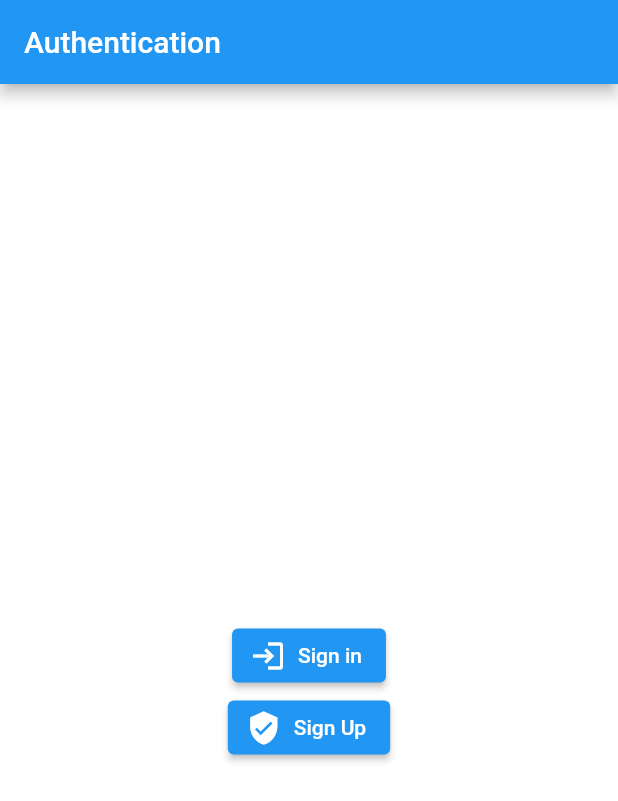
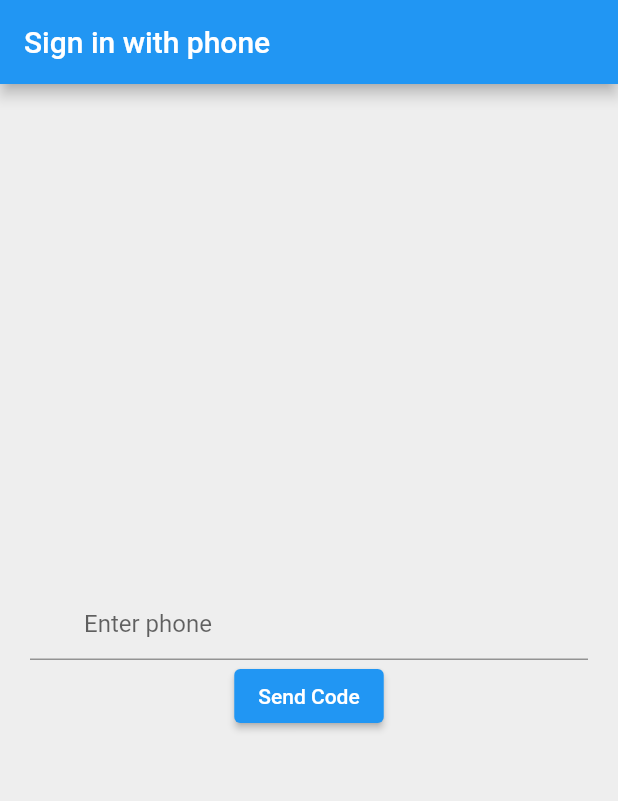
Before and after one commit to soutruoshim/flutter_fundamental_kh_v1, a Flutter app: the screen it shows after launch, on a phone screen of 412 x 824 dp. Shown: the top 801 px of the screen. Run offline on Flutter 3.47's test engine with Material 2 defaults, Android fonts, the light colour scheme and no system bars; our stand-ins replace cloud_firestore, firebase_auth, firebase_core, flutter_secure_storage, shared_preferences, sqflite; accounts and stored records are empty.

Commit message:
signin with phone

```diff
--- a/lib/main.dart
+++ b/lib/main.dart
@@ -16,6 +16,7 @@ import 'package:flutter_v2_v1_kh/v2/asynchronous_futurebuilder_api.dart';
 import 'package:flutter_v2_v1_kh/v2/files_shareref_securi/file_page.dart';
 import 'package:flutter_v2_v1_kh/v2/firebase/home.dart';
 import 'package:flutter_v2_v1_kh/v2/firebase_auth_email/home_auth.dart';
+import 'package:flutter_v2_v1_kh/v2/firebase_auth_phone/sigin_page_firebase.dart';
 import 'package:flutter_v2_v1_kh/v2/storages/storages.dart';
 
 import 'v1/collections.dart';
@@ -55,7 +56,7 @@ class MyApp extends StatelessWidget {
           );
         }
         if (snapshot.connectionState == ConnectionState.done) {
-          return _buildMaterial(FirebaseAuthHomePage());
+          return _buildMaterial(SignInPagePhoneFirebase());
         } else {
           return _buildMaterial(Center(
             child: Scaffold(body: CircularProgressIndicator()),
--- /dev/null
+++ b/lib/v2/firebase_auth_phone/sigin_page_firebase.dart
@@ -0,0 +1,146 @@
+import 'package:firebase_auth/firebase_auth.dart' as auth;
+import 'package:flutter/material.dart';
+
+import 'article_page_more.dart';
+
+
+class SignInPagePhoneFirebase extends StatefulWidget {
+  SignInPagePhoneFirebase({super.key});
+
+  @override
+  State<SignInPagePhoneFirebase> createState() => _SignInPagePhoneFirebaseState();
+}
+
+class _SignInPagePhoneFirebaseState extends State<SignInPagePhoneFirebase> {
+
+  TextEditingController _phoneCtrl = TextEditingController();
+
+  @override
+  void initState() {
+    // TODO: implement initState
+    super.initState();
+  }
+
+  @override
+  Widget build(BuildContext context) {
+    return Scaffold(
+      appBar: _buildAppBar,
+      body: _buildBody,
+    );
+  }
+
+  AppBar get _buildAppBar {
+    return AppBar(
+      title: Text("Sign in with phone"),
+    );
+  }
+
+
+
+  Widget get _buildBody {
+    return Container(
+      color: Colors.grey[200],
+      alignment: Alignment.center,
+      padding: EdgeInsets.all(20),
+      child: Column(
+        mainAxisAlignment: MainAxisAlignment.center,
+        children: [
+          _buildPhoneText,
+          _buildSendCodeButton
+        ],
+      ),
+    );
+  }
+
+  get _buildPhoneText {
+    return  TextField(
+      keyboardType: TextInputType.number,
+      autocorrect: false,
+      controller: _phoneCtrl,
+      decoration: InputDecoration(
+          prefixText: "+885",
+          hintText: "Enter phone"
+      ),
+    );
+  }
+  get _buildSendCodeButton {
+    return ElevatedButton(onPressed: () {
+      String number = "+855" + getOnlyPhoneNumber(_phoneCtrl.text);
+      print("number : $number");
+      _verifyPhone(number);
+    }, child: Text("Send Code"));
+  }
+
+  String getOnlyPhoneNumber(String fullNumber){
+     if(fullNumber[0] == '0'){
+       return fullNumber.substring(1, fullNumber.length);
+     }
+     return fullNumber;
+  }
+
+  _verifyPhone(String number){
+     final verificationCompleted = (auth.AuthCredential credentail) async{
+       auth.UserCredential userCredential = await auth.FirebaseAuth.instance.signInWithCredential(credentail);
+       onCompleted(userCredential.user);
+     };
+     final verificationFailed = (auth.FirebaseAuthException ex) async{
+        print("Error ${ex.message}");
+        onCompleted(null);
+     };
+
+     final codeSent = (String verId, [int? forceResendingToken]) async{
+         _verificationId = verId;
+         auth.User user = await showDialog(context:context, builder: (context) => _alertDialog);
+         onCompleted(user);
+     };
+
+     final codeAutoRetrievalTimeout = (String verId) async{
+       _verificationId = verId;
+       onCompleted(null);
+     };
+
+     auth.FirebaseAuth.instance.verifyPhoneNumber(
+       phoneNumber: number,
+       timeout: Duration(seconds: 120),
+       verificationCompleted: verificationCompleted,
+       verificationFailed: verificationFailed,
+       codeSent:  codeSent,
+       codeAutoRetrievalTimeout: codeAutoRetrievalTimeout
+     );
+  }
+  String _verificationId = "";
+  var _smsCodeCtrl = TextEditingController();
+
+  onCompleted(auth.User? user){
+    if(user != null){
+       Navigator.of(context).pushReplacement(MaterialPageRoute(builder: (context) => ArticlePageMore(user:user)));
+    }else{
+      print("Error Login");
+    }
+  }
+
+  get _alertDialog {
+    return AlertDialog(
+      title: Text("Enter Code"),
+      content: TextField(
+        controller: _smsCodeCtrl,
+        keyboardType: TextInputType.number,
+        decoration: InputDecoration(hintText: "Enter code"),
+      ),
+      actions: [
+        ElevatedButton(
+            onPressed: () async {
+              auth.AuthCredential credential =
+                  auth.PhoneAuthProvider.credential(
+                      verificationId: _verificationId,
+                      smsCode: _smsCodeCtrl.text.trim());
+              auth.UserCredential userCredential = await auth
+                  .FirebaseAuth.instance
+                  .signInWithCredential(credential);
+              Navigator.of(context).pop(userCredential.user);
+            },
+            child: Text("Done"))
+      ],
+    );
+  }
+}
```
Also changed, not shown: lib/v2/firebase_auth_phone/article_page_more.dart (added, +17 -0 lines), 3 other files.
